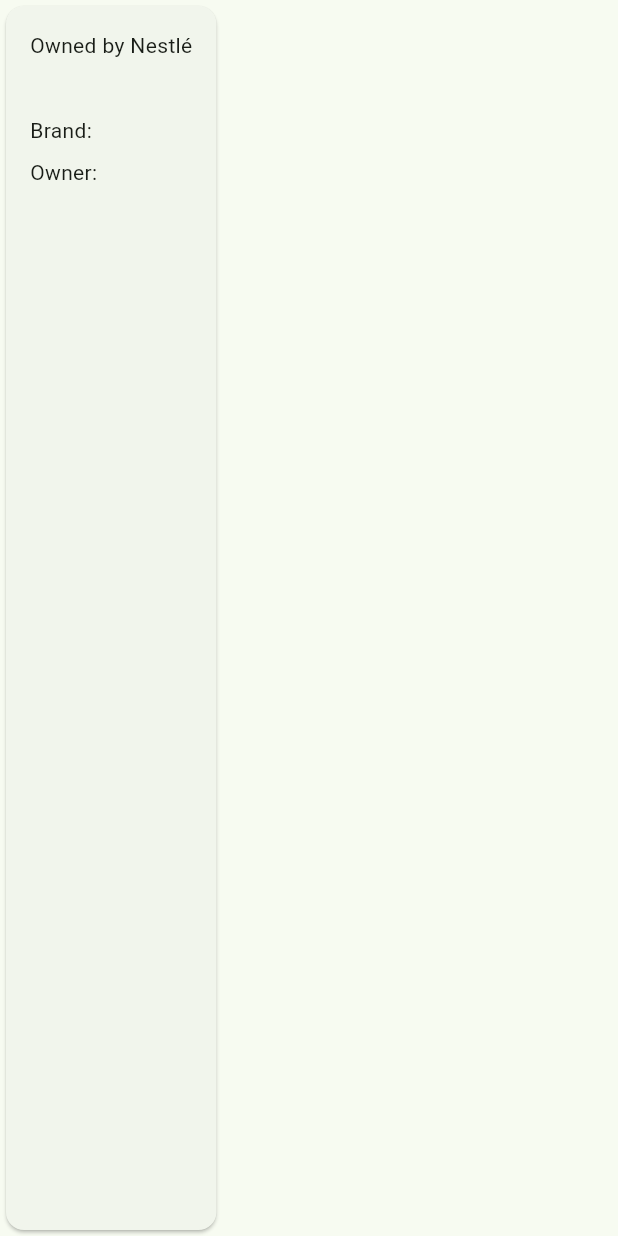
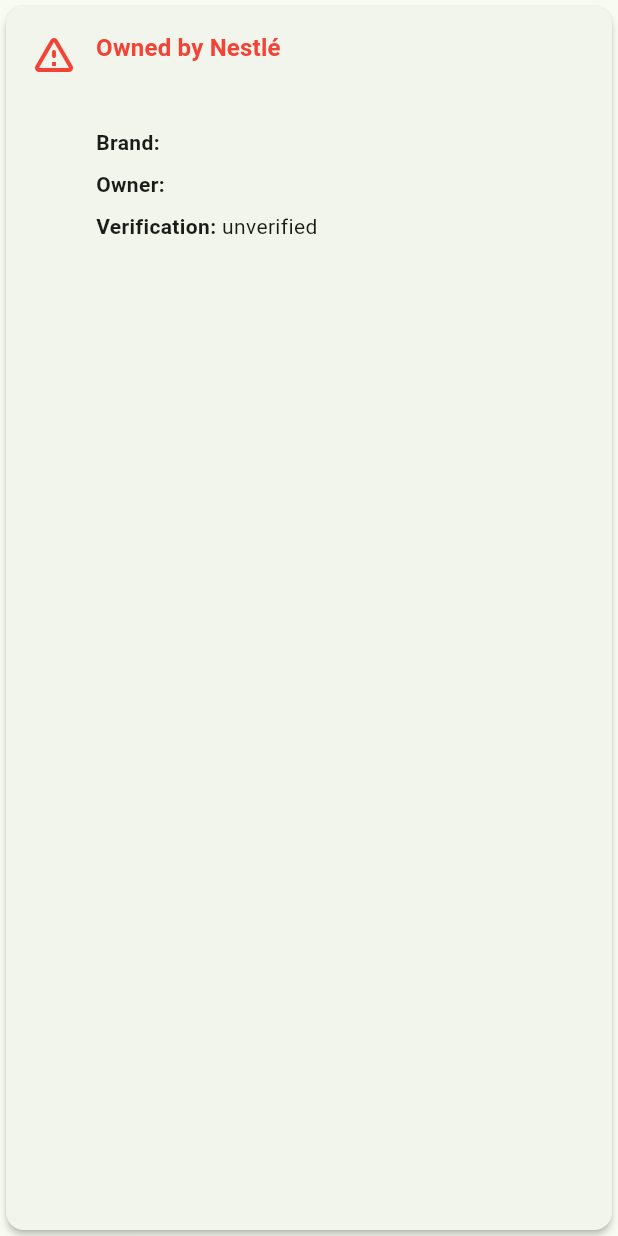
Before and after one commit to MGHADERI-25/whoownsit, a Flutter app: the _OwnershipResultCard widget shown alone on an empty page, opened directly with empty values, on a phone screen of 412 x 824 dp. Run offline on Flutter 3.47's test engine with Material 3 defaults, Android fonts, the light colour scheme and no system bars; our stand-ins replace dio; missing offline and left inert: mobile_scanner.

Commit message:
Polish ownership result card

```diff
--- a/lib/features/product_lookup/presentation/manual_barcode_lookup_screen.dart
+++ b/lib/features/product_lookup/presentation/manual_barcode_lookup_screen.dart
@@ -126,38 +126,142 @@
 
   @override
   Widget build(BuildContext context) {
+    final theme = Theme.of(context);
+    final presentation = _presentationForStatus(result.status);
+
     return Card(
+      elevation: 2,
       child: Padding(
         padding: const EdgeInsets.all(16),
+        child: Row(
+          crossAxisAlignment: CrossAxisAlignment.start,
+          children: [
+            Icon(
+              presentation.icon,
+              color: presentation.color,
+              size: 32,
+            ),
+            const SizedBox(width: 12),
+            Expanded(
               child: Column(
                 crossAxisAlignment: CrossAxisAlignment.start,
                 children: [
-            Text(_titleForStatus(result.status)),
+                  Text(
+                    presentation.title,
+                    style: theme.textTheme.titleMedium?.copyWith(
+                      fontWeight: FontWeight.bold,
+                      color: presentation.color,
+                    ),
+                  ),
                   const SizedBox(height: 8),
                   Text(result.message),
                   if (result.matchedBrandName != null) ...[
-              const SizedBox(height: 8),
-              Text('Brand: ${result.matchedBrandName}'),
+                    const SizedBox(height: 12),
+                    _ResultDetailRow(
+                      label: 'Brand',
+                      value: result.matchedBrandName!,
+                    ),
                   ],
                   if (result.ownerCompanyName != null) ...[
                     const SizedBox(height: 8),
-              Text('Owner: ${result.ownerCompanyName}'),
+                    _ResultDetailRow(
+                      label: 'Owner',
+                      value: result.ownerCompanyName!,
+                    ),
                   ],
+                  if (result.verificationStatus != null) ...[
+                    const SizedBox(height: 8),
+                    _ResultDetailRow(
+                      label: 'Verification',
+                      value: result.verificationStatus!.name,
+                    ),
+                  ],
+                ],
+              ),
+            ),
           ],
         ),
       ),
     );
   }
 
-  String _titleForStatus(OwnershipResultStatus status) {
+  _ResultPresentation _presentationForStatus(OwnershipResultStatus status) {
     return switch (status) {
-      OwnershipResultStatus.ownedByTarget => 'Owned by Nestlé',
-      OwnershipResultStatus.subsidiaryOfTarget => 'Nestlé subsidiary',
-      OwnershipResultStatus.relatedToTarget => 'Related to Nestlé',
-      OwnershipResultStatus.notTarget => 'Not Nestlé',
-      OwnershipResultStatus.unknown => 'Unknown',
-      OwnershipResultStatus.productNotFound => 'Product not found',
-      OwnershipResultStatus.brandNotFound => 'Brand not found',
+      OwnershipResultStatus.ownedByTarget => _ResultPresentation(
+          title: 'Owned by Nestlé',
+          icon: Icons.warning_amber_rounded,
+          color: Colors.red,
+        ),
+      OwnershipResultStatus.subsidiaryOfTarget => _ResultPresentation(
+          title: 'Nestlé subsidiary',
+          icon: Icons.account_tree_outlined,
+          color: Colors.deepOrange,
+        ),
+      OwnershipResultStatus.relatedToTarget => _ResultPresentation(
+          title: 'Related to Nestlé',
+          icon: Icons.link,
+          color: Colors.orange,
+        ),
+      OwnershipResultStatus.notTarget => _ResultPresentation(
+          title: 'Not Nestlé',
+          icon: Icons.check_circle_outline,
+          color: Colors.green,
+        ),
+      OwnershipResultStatus.unknown => _ResultPresentation(
+          title: 'Unknown',
+          icon: Icons.help_outline,
+          color: Colors.blueGrey,
+        ),
+      OwnershipResultStatus.productNotFound => _ResultPresentation(
+          title: 'Product not found',
+          icon: Icons.search_off,
+          color: Colors.blueGrey,
+        ),
+      OwnershipResultStatus.brandNotFound => _ResultPresentation(
+          title: 'Brand not found',
+          icon: Icons.sell_outlined,
+          color: Colors.blueGrey,
+        ),
     };
   }
 }
+
+class _ResultDetailRow extends StatelessWidget {
+  const _ResultDetailRow({
+    required this.label,
+    required this.value,
+  });
+
+  final String label;
+  final String value;
+
+  @override
+  Widget build(BuildContext context) {
+    final theme = Theme.of(context);
+
+    return RichText(
+      text: TextSpan(
+        style: theme.textTheme.bodyMedium,
+        children: [
+          TextSpan(
+            text: '$label: ',
+            style: const TextStyle(fontWeight: FontWeight.bold),
+          ),
+          TextSpan(text: value),
+        ],
+      ),
+    );
+  }
+}
+
+class _ResultPresentation {
+  const _ResultPresentation({
+    required this.title,
+    required this.icon,
+    required this.color,
+  });
+
+  final String title;
+  final IconData icon;
+  final Color color;
+}
```
Lines whose indentation alone changed are shown as unchanged.
